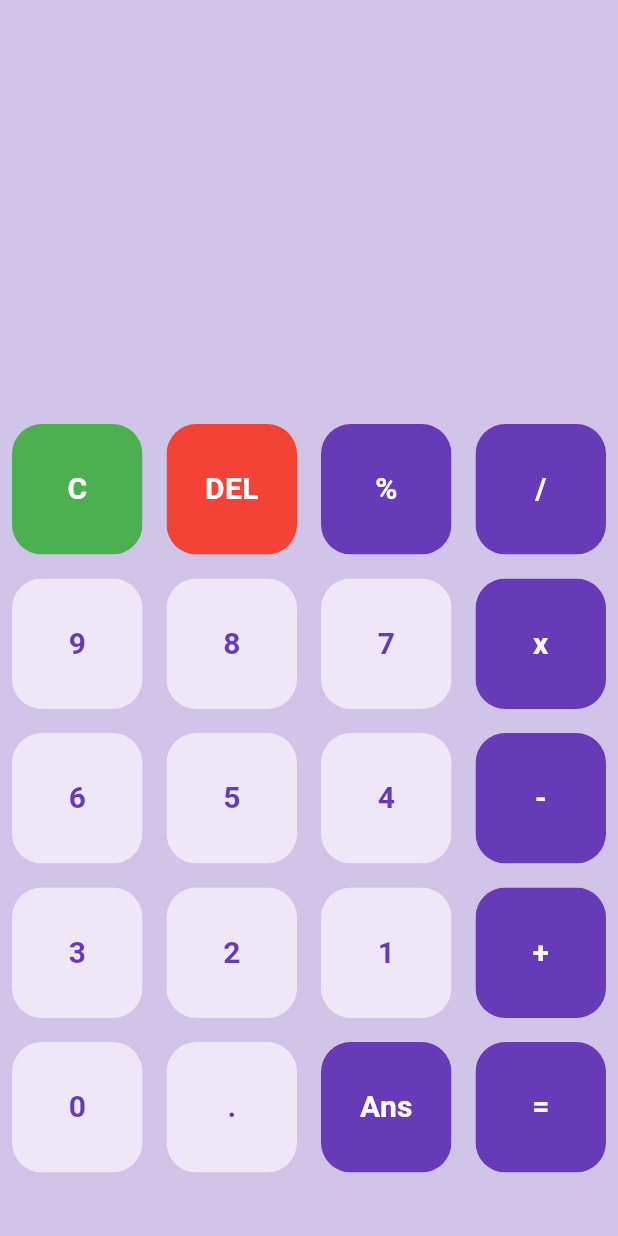
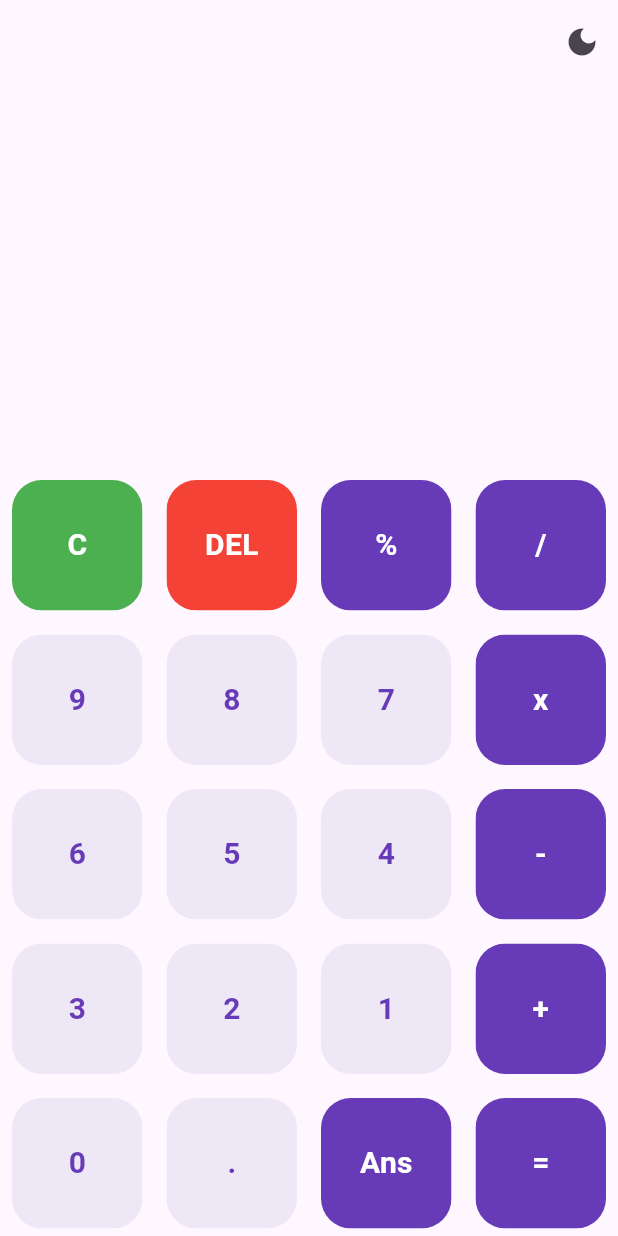
Before and after one commit to shahriarEfti/calculator, a Flutter app: the screen it shows after launch, on a phone screen of 412 x 824 dp. Run offline on Flutter 3.47's test engine with Material 3 defaults, Android fonts, the phone set to English and light mode, and no system bars; our stand-ins replace math_expressions.

Commit message:
darkmode implementation

```diff
--- a/lib/main.dart
+++ b/lib/main.dart
@@ -1,26 +1,37 @@
 import 'package:calculator/screens/home_screen.dart';
-import 'package:flutter/cupertino.dart';
+import 'package:calculator/themes/themes.dart';
 import 'package:flutter/material.dart';
-
 
 void main() {
   runApp(const MyApp());
 }
 
-class MyApp extends StatelessWidget {
+class MyApp extends StatefulWidget {
   const MyApp({super.key});
 
-  // This widget is the root of your application.
+  @override
+  State<MyApp> createState() => _MyAppState();
+}
+
+class _MyAppState extends State<MyApp> {
+  ThemeMode _themeMode = ThemeMode.light;
+
+  void toggleTheme() {
+    setState(() {
+      _themeMode =
+      _themeMode == ThemeMode.light ? ThemeMode.dark : ThemeMode.light;
+    });
+  }
+
   @override
   Widget build(BuildContext context) {
     return MaterialApp(
       title: 'Flutter Demo',
-      theme: ThemeData(
-
-        colorScheme: .fromSeed(seedColor: Colors.deepOrange),
-      ),
-      home: HomeScreen(),
+      theme: lightmode,
+      darkTheme: darkmode,
+      themeMode: _themeMode,
       debugShowCheckedModeBanner: false,
+      home: HomeScreen(onThemeChanged: toggleTheme),
     );
   }
 }
--- a/lib/screens/home_screen.dart
+++ b/lib/screens/home_screen.dart
@@ -1,14 +1,14 @@
 import 'package:flutter/material.dart';
 import 'package:math_expressions/math_expressions.dart';
-
 import '../widget/buttons.dart';
 
+class HomeScreen extends StatefulWidget {
+  final VoidCallback onThemeChanged;
 
-
-
-
-class HomeScreen extends StatefulWidget {
-  const HomeScreen({super.key});
+  const HomeScreen({
+    super.key,
+    required this.onThemeChanged,
+  });
 
   @override
   State<HomeScreen> createState() => _HomeScreenState();
@@ -29,7 +29,19 @@ class _HomeScreenState extends State<HomeScreen> {
   @override
   Widget build(BuildContext context) {
     return Scaffold(
-      backgroundColor: Colors.deepPurple[100],
+      appBar: AppBar(
+
+        actions: [
+          IconButton(
+            icon: Icon(
+              Theme.of(context).brightness == Brightness.dark
+                  ? Icons.light_mode
+                  : Icons.dark_mode,
+            ),
+            onPressed: widget.onThemeChanged,
+          ),
+        ],
+      ),
       body: Column(
         children: [
           Expanded(
@@ -70,7 +82,6 @@ class _HomeScreenState extends State<HomeScreen> {
               itemBuilder: (context, index) {
                 final text = buttons[index];
 
-                // Clear
                 if (text == 'C') {
                   return MyButton(
                     buttonText: text,
@@ -85,7 +96,6 @@ class _HomeScreenState extends State<HomeScreen> {
                   );
                 }
 
-                // Delete
                 if (text == 'DEL') {
                   return MyButton(
                     buttonText: text,
@@ -94,15 +104,14 @@ class _HomeScreenState extends State<HomeScreen> {
                     buttonTapped: () {
                       if (userQuestion.isNotEmpty) {
                         setState(() {
-                          userQuestion = userQuestion.substring(
-                              0, userQuestion.length - 1);
+                          userQuestion =
+                              userQuestion.substring(0, userQuestion.length - 1);
                         });
                       }
                     },
                   );
                 }
 
-                // Equals
                 if (text == '=') {
                   return MyButton(
                     buttonText: text,
@@ -112,7 +121,6 @@ class _HomeScreenState extends State<HomeScreen> {
                   );
                 }
 
-                // Ans
                 if (text == 'Ans') {
                   return MyButton(
                     buttonText: text,
@@ -126,12 +134,11 @@ class _HomeScreenState extends State<HomeScreen> {
                   );
                 }
 
-                // Normal buttons
                 return MyButton(
                   buttonText: text,
                   color: isOperator(text)
                       ? Colors.deepPurple
-                      : Colors.deepPurple[50]!,
+                      : Colors.deepPurple.shade50,
                   textColor: isOperator(text)
                       ? Colors.white
                       : Colors.deepPurple,
@@ -160,14 +167,12 @@ class _HomeScreenState extends State<HomeScreen> {
       String finalQuestion = userQuestion.replaceAll('x', '*');
       Parser p = Parser();
       Expression exp = p.parse(finalQuestion);
-
-      ContextModel cm = ContextModel();
-      double eval = exp.evaluate(EvaluationType.REAL, cm);
+      double eval = exp.evaluate(EvaluationType.REAL, ContextModel());
 
       setState(() {
         userAnswer = eval.toString();
       });
-    } catch (e) {
+    } catch (_) {
       setState(() {
         userAnswer = 'Error';
       });
--- /dev/null
+++ b/lib/themes/themes.dart
@@ -0,0 +1,9 @@
+import 'package:flutter/material.dart';
+
+ThemeData lightmode = ThemeData(
+
+  brightness: Brightness.light
+);ThemeData darkmode = ThemeData(
+
+  brightness: Brightness.dark
+);
```
Also changed, not shown: lib/widget/darkButton.dart (added, +19 -0 lines).
